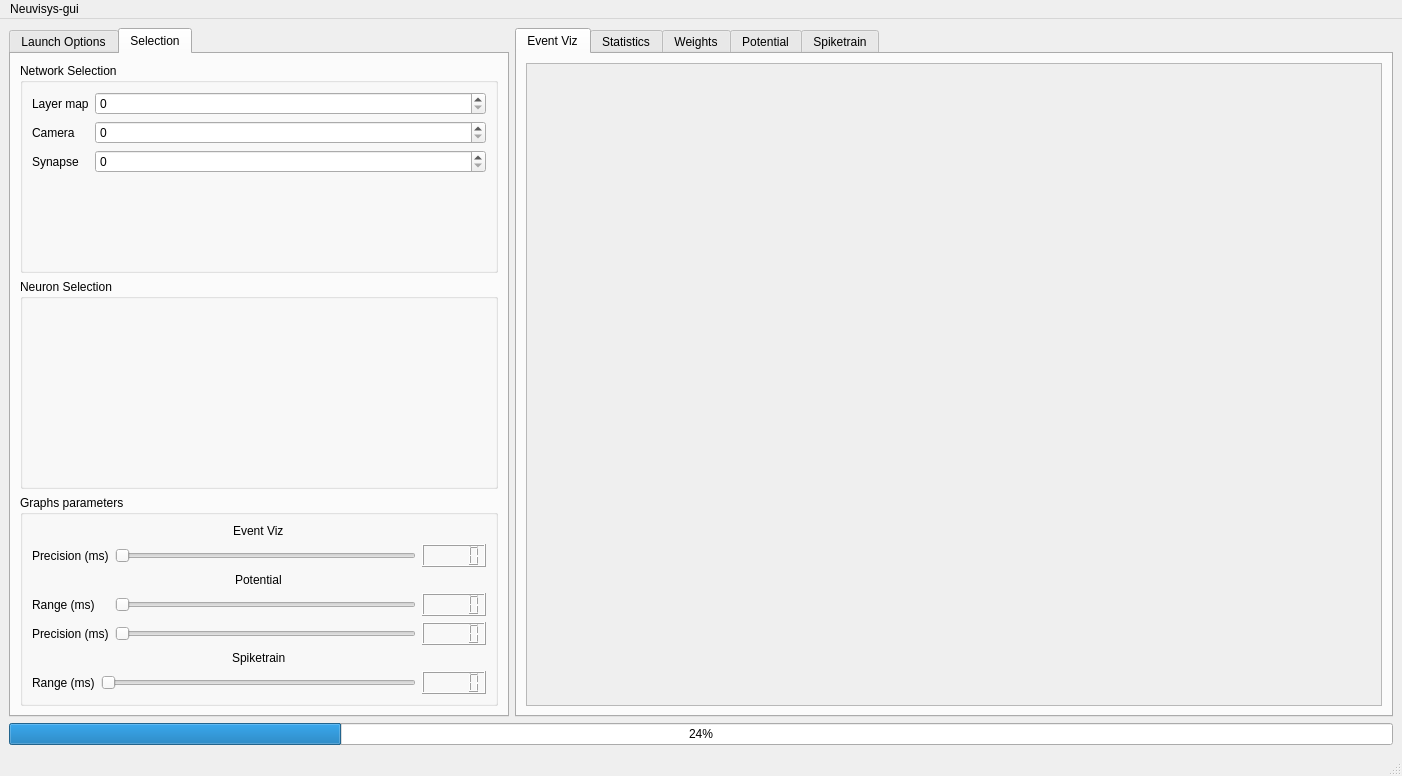
Old version of the form src/gui/neuvisysgui.ui in the repository comsee-research/Neuvisys.
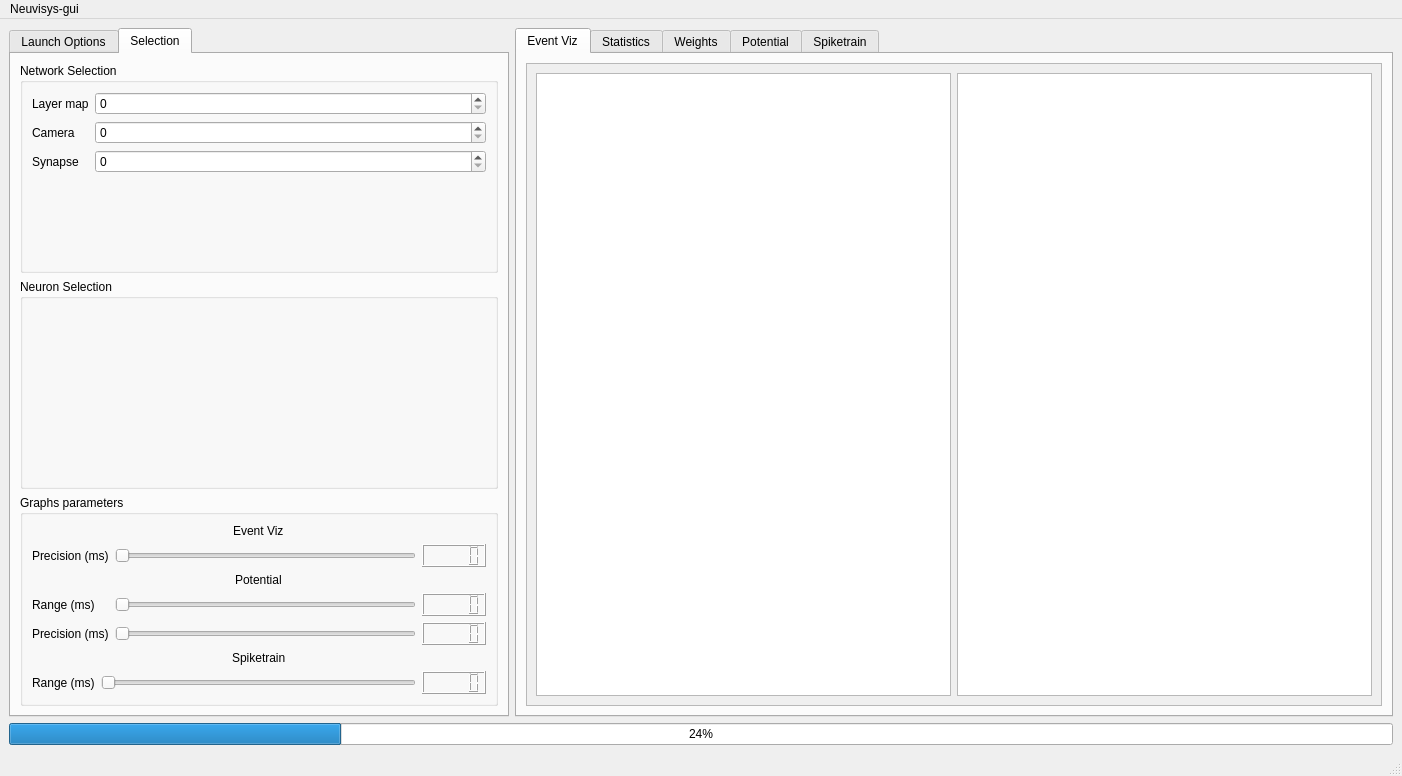
New version of the form. Custom widgets are drawn as their Qt base class.

Commit message: improvement event viz and resolving a bug weight display

Diff of the .ui file:
```diff
--- a/src/gui/neuvisysgui.ui
+++ b/src/gui/neuvisysgui.ui
@@ -44,18 +44,10 @@
              <enum>QLayout::SetMinAndMaxSize</enum>
             </property>
             <item>
-             <widget class="QLabel" name="left_event_image">
-              <property name="text">
-               <string/>
-              </property>
-             </widget>
+             <widget class="QGraphicsView" name="left_event_video"/>
             </item>
             <item>
-             <widget class="QLabel" name="right_event_image">
-              <property name="text">
-               <string/>
-              </property>
-             </widget>
+             <widget class="QGraphicsView" name="right_event_video"/>
             </item>
            </layout>
           </widget>
```
The commit also changes 11 other files.
